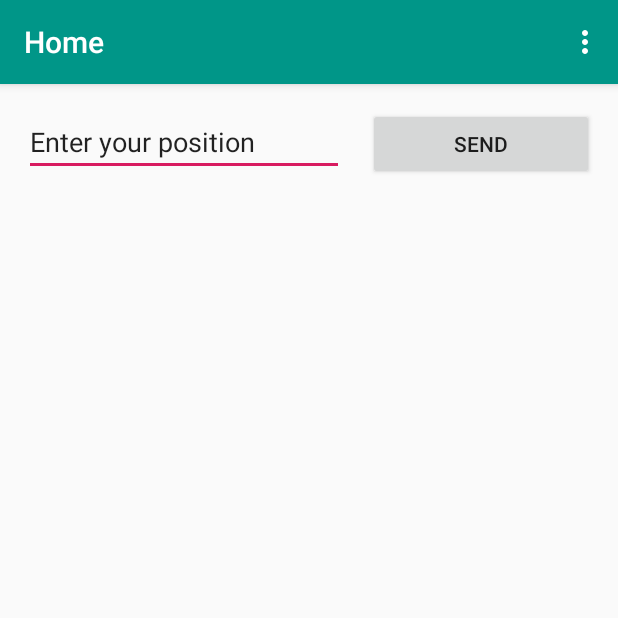
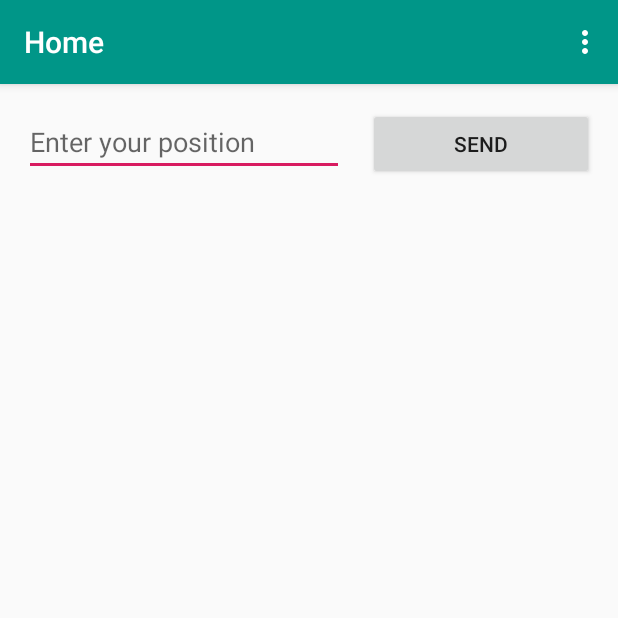
Before and after one commit to auszhang/ECE180D-Project, an Android app: the screen it shows after launch (MainActivity), on a phone screen of 412 x 824 dp, the top half of it. Run offline under Robolectric (Android 15) with nearby library versions, the phone set to English and light mode, and no system bars.

Commit message:
changed text input to hint, commit before i mess things up lol

```diff
--- a/CapApp/app/src/main/res/layout/content_main.xml
+++ b/CapApp/app/src/main/res/layout/content_main.xml
@@ -17,7 +17,7 @@
         android:layout_marginTop="16dp"
         android:ems="10"
         android:inputType="textPersonName"
-        android:text="@string/edit_position"
+        android:hint="@string/edit_position"
         app:layout_constraintEnd_toStartOf="@+id/button"
         app:layout_constraintHorizontal_bias="0.5"
         app:layout_constraintStart_toStartOf="parent"
```
Also changed, not shown: 8 other files.
